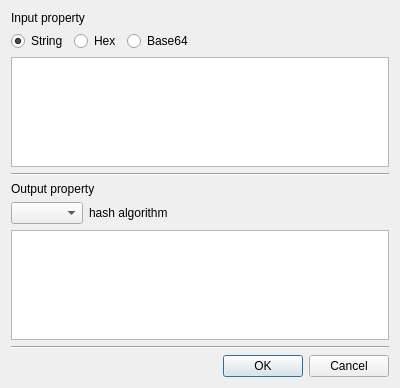
This is BerViewer/gen_hash_dlg.ui in jykim74/BerEditor as Qt 5 draws it before an edit. The edited form follows.
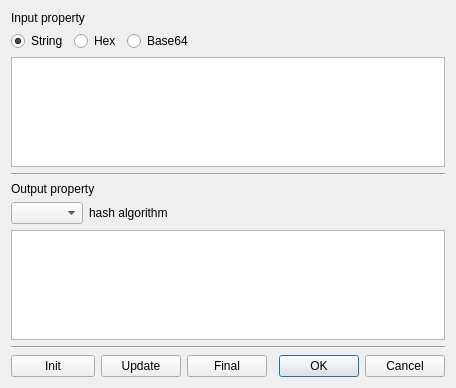
This is the edited form.

Commit message: Hash, HMAC, Signature support Init, Update and Final

```diff
--- a/BerViewer/gen_hash_dlg.ui
+++ b/BerViewer/gen_hash_dlg.ui
@@ -13,15 +13,8 @@
   <property name="windowTitle">
    <string>Generate hash value</string>
   </property>
-  <layout class="QVBoxLayout" name="verticalLayout">
-   <item>
-    <widget class="QLabel" name="label_2">
-     <property name="text">
-      <string>Input property</string>
-     </property>
-    </widget>
-   </item>
-   <item>
+  <layout class="QGridLayout" name="gridLayout">
+   <item row="1" column="0" colspan="5">
     <layout class="QHBoxLayout" name="horizontalLayout">
      <property name="topMargin">
       <number>0</number>
@@ -65,24 +58,62 @@
      </item>
     </layout>
    </item>
-   <item>
-    <widget class="QPlainTextEdit" name="mInputText"/>
-   </item>
-   <item>
+   <item row="3" column="0" colspan="5">
     <widget class="Line" name="line">
      <property name="orientation">
       <enum>Qt::Horizontal</enum>
      </property>
     </widget>
    </item>
-   <item>
+   <item row="8" column="0">
+    <widget class="QPushButton" name="mInitBtn">
+     <property name="text">
+      <string>Init</string>
+     </property>
+    </widget>
+   </item>
+   <item row="7" column="0" colspan="5">
+    <widget class="Line" name="line_2">
+     <property name="orientation">
+      <enum>Qt::Horizontal</enum>
+     </property>
+    </widget>
+   </item>
+   <item row="4" column="0">
     <widget class="QLabel" name="label_3">
      <property name="text">
       <string>Output property</string>
      </property>
     </widget>
    </item>
-   <item>
+   <item row="8" column="4">
+    <widget class="QDialogButtonBox" name="buttonBox">
+     <property name="orientation">
+      <enum>Qt::Horizontal</enum>
+     </property>
+     <property name="standardButtons">
+      <set>QDialogButtonBox::Cancel|QDialogButtonBox::Ok</set>
+     </property>
+    </widget>
+   </item>
+   <item row="6" column="0" colspan="5">
+    <widget class="QPlainTextEdit" name="mOutputText"/>
+   </item>
+   <item row="8" column="2">
+    <widget class="QPushButton" name="mFinalBtn">
+     <property name="text">
+      <string>Final</string>
+     </property>
+    </widget>
+   </item>
+   <item row="8" column="1">
+    <widget class="QPushButton" name="mUpdateBtn">
+     <property name="text">
+      <string>Update</string>
+     </property>
+    </widget>
+   </item>
+   <item row="5" column="0" colspan="5">
     <layout class="QHBoxLayout" name="horizontalLayout_2">
      <item>
       <widget class="QComboBox" name="mOutputHashCombo"/>
@@ -109,25 +140,28 @@
      </item>
     </layout>
    </item>
-   <item>
-    <widget class="QPlainTextEdit" name="mOutputText"/>
+   <item row="2" column="0" colspan="5">
+    <widget class="QPlainTextEdit" name="mInputText"/>
    </item>
-   <item>
-    <widget class="Line" name="line_2">
-     <property name="orientation">
-      <enum>Qt::Horizontal</enum>
+   <item row="0" column="0">
+    <widget class="QLabel" name="label_2">
+     <property name="text">
+      <string>Input property</string>
      </property>
     </widget>
    </item>
-   <item>
-    <widget class="QDialogButtonBox" name="buttonBox">
+   <item row="8" column="3">
+    <spacer name="horizontalSpacer_3">
      <property name="orientation">
       <enum>Qt::Horizontal</enum>
      </property>
-     <property name="standardButtons">
-      <set>QDialogButtonBox::Cancel|QDialogButtonBox::Ok</set>
+     <property name="sizeHint" stdset="0">
+      <size>
+       <width>40</width>
+       <height>20</height>
+      </size>
      </property>
-    </widget>
+    </spacer>
    </item>
   </layout>
  </widget>
```
The commit also changes 8 other files.
